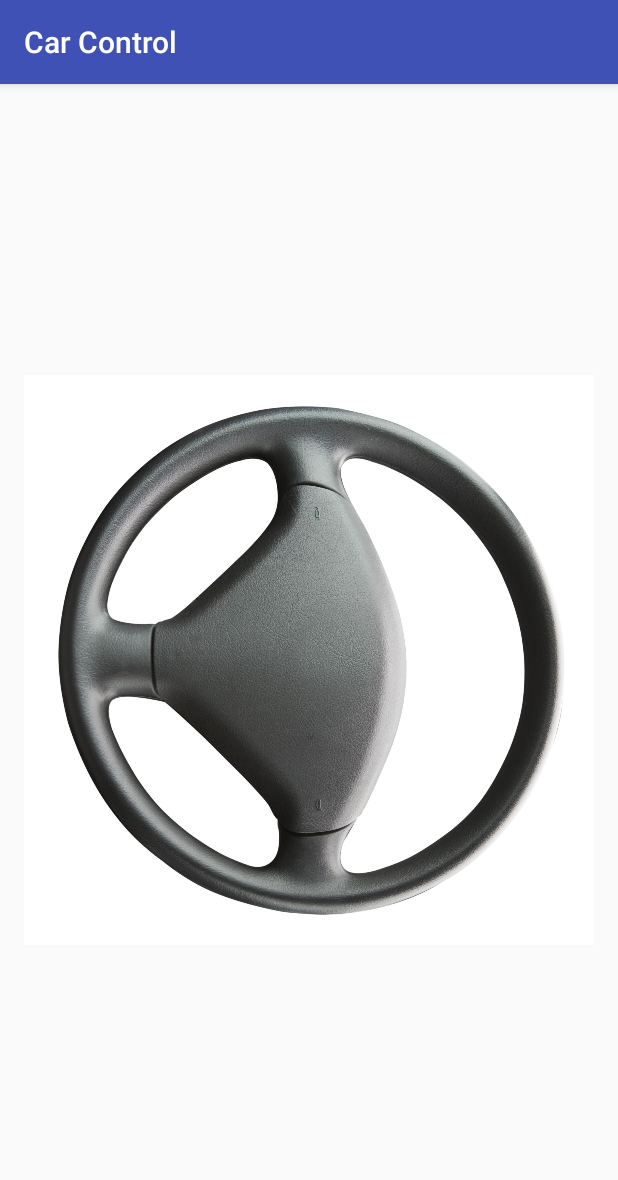
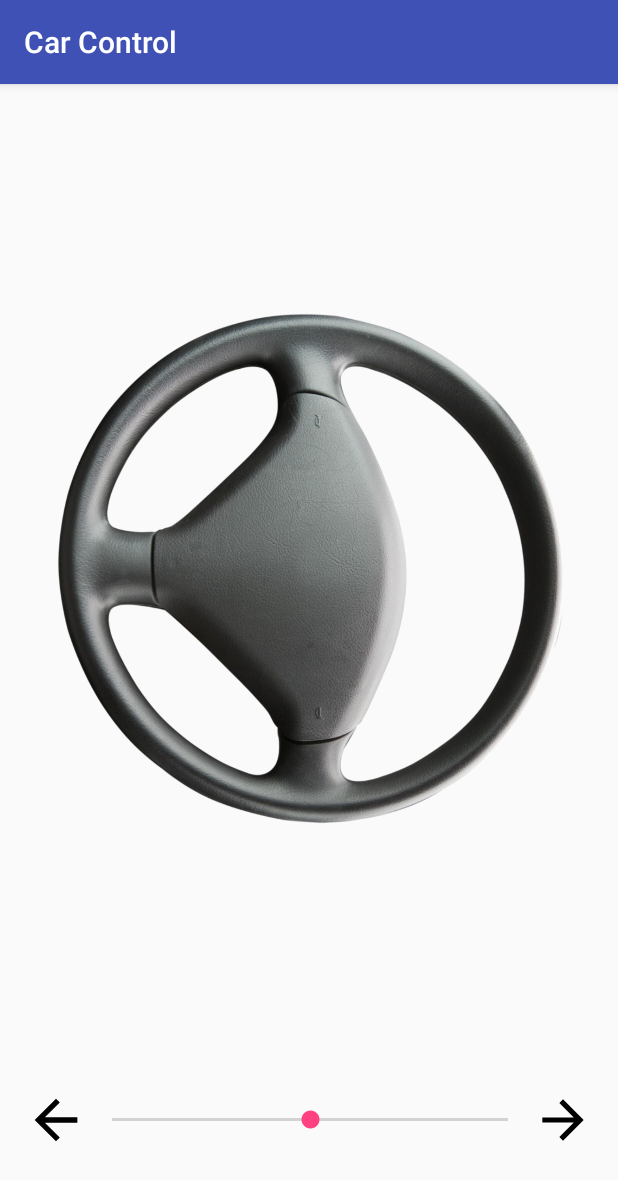
Before and after one commit to ChrisLane/car-control, an Android app: the RcControl screen opened directly, with no data from a screen before it, on a phone screen of 412 x 824 dp. Shown: the top 1180 px of the screen. Run offline under Robolectric (Android 15) with nearby library versions, the phone set to English and light mode, and no system bars.

Commit message:
Added RC Control Interface with slider bar

```diff
--- a/app/src/main/java/org/ateam/carcontrol/MainActivity.java
+++ b/app/src/main/java/org/ateam/carcontrol/MainActivity.java
@@ -99,4 +99,9 @@ public class MainActivity extends AppCompatActivity
         drawer.closeDrawer(GravityCompat.START);
         return true;
     }
+
+    public void rcButtonClicked(View v){
+        Intent intent = new Intent(this, RcControl.class);
+        startActivity(intent);
+    }
 }
--- /dev/null
+++ b/app/src/main/res/drawable/ic_arrow_back_black_24dp.xml
@@ -0,0 +1,9 @@
+<vector xmlns:android="http://schemas.android.com/apk/res/android"
+        android:width="24dp"
+        android:height="24dp"
+        android:viewportWidth="24.0"
+        android:viewportHeight="24.0">
+    <path
+        android:fillColor="#FF000000"
+        android:pathData="M20,11H7.83l5.59,-5.59L12,4l-8,8 8,8 1.41,-1.41L7.83,13H20v-2z"/>
+</vector>
--- /dev/null
+++ b/app/src/main/res/drawable/ic_arrow_forward_black_24dp.xml
@@ -0,0 +1,9 @@
+<vector xmlns:android="http://schemas.android.com/apk/res/android"
+        android:width="24dp"
+        android:height="24dp"
+        android:viewportWidth="24.0"
+        android:viewportHeight="24.0">
+    <path
+        android:fillColor="#FF000000"
+        android:pathData="M12,4l-1.41,1.41L16.17,11H4v2h12.17l-5.58,5.59L12,20l8,-8z"/>
+</vector>
--- a/app/src/main/res/layout/activity_rc_control.xml
+++ b/app/src/main/res/layout/activity_rc_control.xml
@@ -11,12 +11,52 @@
     android:paddingTop="@dimen/activity_vertical_margin"
     tools:context="org.ateam.carcontrol.RcControl">
 
-    <ImageView
-        android:layout_width="wrap_content"
-        android:layout_height="wrap_content"
-        app:srcCompat="@drawable/carwheel"
-        android:id="@+id/imageView2"
-        android:rotation="90"
-        android:layout_centerVertical="true"
-        android:layout_alignParentStart="true" />
+    <LinearLayout
+        android:orientation="vertical"
+        android:layout_width="match_parent"
+        android:layout_height="match_parent">
+
+        <ImageView
+            android:layout_width="match_parent"
+            android:layout_height="match_parent"
+            android:id="@+id/imageView2"
+            android:rotation="90"
+            android:layout_centerVertical="true"
+            android:layout_alignParentEnd="true"
+            android:layout_weight="1"
+            app:srcCompat="@drawable/carwheel" />
+
+        <LinearLayout
+            android:orientation="horizontal"
+            android:layout_width="match_parent"
+            android:layout_height="match_parent"
+            android:layout_weight="5">
+
+            <ImageView
+                android:layout_width="match_parent"
+                android:layout_height="match_parent"
+                app:srcCompat="@drawable/ic_arrow_back_black_24dp"
+                android:id="@+id/imageView4"
+                android:layout_weight="4" />
+
+            <SeekBar
+                android:layout_width="match_parent"
+                android:layout_height="match_parent"
+                android:id="@+id/seekBar"
+                android:layout_weight="1"
+                android:progress="50"
+                style="@style/Widget.AppCompat.SeekBar"
+                android:progressTint="@android:color/transparent" />
+
+            <ImageView
+                android:layout_width="match_parent"
+                android:layout_height="match_parent"
+                app:srcCompat="@drawable/ic_arrow_forward_black_24dp"
+                android:id="@+id/imageView3"
+                android:layout_weight="4" />
+
+        </LinearLayout>
+
+    </LinearLayout>
+
 </RelativeLayout>
--- a/app/src/main/res/layout/app_bar_main.xml
+++ b/app/src/main/res/layout/app_bar_main.xml
@@ -56,7 +56,7 @@
                 android:id="@+id/contentMain"
                 android:layout_width="match_parent"
                 android:layout_height="match_parent"
-                android:visibility="gone" />
+                android:visibility="visible" />
             <include layout="@layout/content_feed"
                 android:id="@+id/contentFeed"
                 android:layout_width="match_parent"
--- a/app/src/main/res/layout/content_main.xml
+++ b/app/src/main/res/layout/content_main.xml
@@ -73,7 +73,8 @@
         android:layout_row="2"
         android:scaleType="fitCenter"
         app:srcCompat="@drawable/remote_icon"
-        android:background="@android:color/transparent" />
+        android:background="@android:color/transparent"
+        android:onClick="rcButtonClicked" />
 
     <TextView
         android:id="@+id/navigationLabel"
```
Also changed, not shown: app/src/main/carwheel-web.png (added), app/src/main/res/drawable/carwheel.jpg (deleted), app/src/main/res/drawable/carwheel.png (added), app/src/main/res/mipmap-hdpi/carwheel.png (added), app/src/main/res/mipmap-mdpi/carwheel.png (added), app/src/main/res/mipmap-xhdpi/carwheel.png (added), app/src/main/res/mipmap-xxhdpi/carwheel.png (added), app/src/main/res/mipmap-xxxhdpi/carwheel.png (added).
